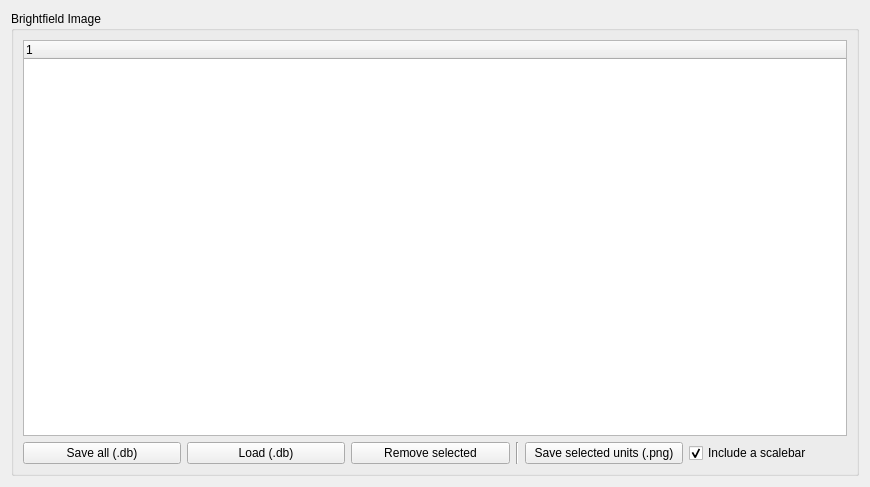
This is iris/resources/dataHub_image.ui in The-Thomas-Lab-UCL/orm-iris as Qt 5 draws it before an edit. The edited form follows.
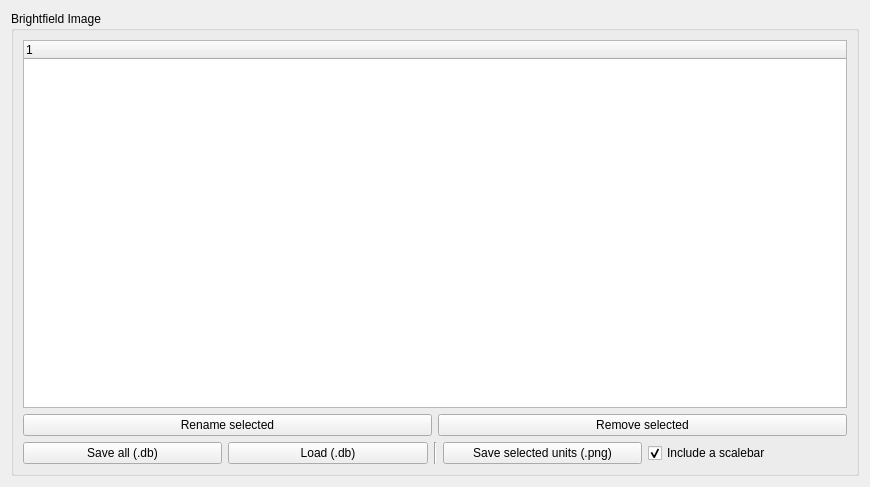
This is the edited form.

The edit to the form file:
```diff
--- a/iris/resources/dataHub_image.ui
+++ b/iris/resources/dataHub_image.ui
@@ -39,6 +39,24 @@
           <item>
            <layout class="QHBoxLayout" name="horizontalLayout_2">
             <item>
+             <widget class="QPushButton" name="btn_rename">
+              <property name="text">
+               <string>Rename selected</string>
+              </property>
+             </widget>
+            </item>
+            <item>
+             <widget class="QPushButton" name="btn_remove">
+              <property name="text">
+               <string>Remove selected</string>
+              </property>
+             </widget>
+            </item>
+           </layout>
+          </item>
+          <item>
+           <layout class="QHBoxLayout" name="horizontalLayout_3">
+            <item>
              <widget class="QPushButton" name="btn_save">
               <property name="text">
                <string>Save all (.db)</string>
@@ -52,13 +70,6 @@
               </property>
              </widget>
             </item>
-            <item>
-             <widget class="QPushButton" name="btn_remove">
-              <property name="text">
-               <string>Remove selected</string>
-              </property>
-             </widget>
-            </item>
             <item>
              <widget class="Line" name="line">
               <property name="orientation">
```
